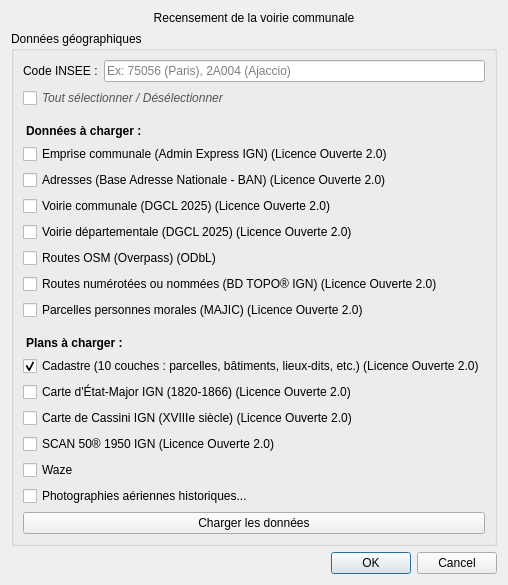
First picture: the form in chemins_ruraux_dialog_base.ui, repository Cliath/chemins_ruraux, before the edit.
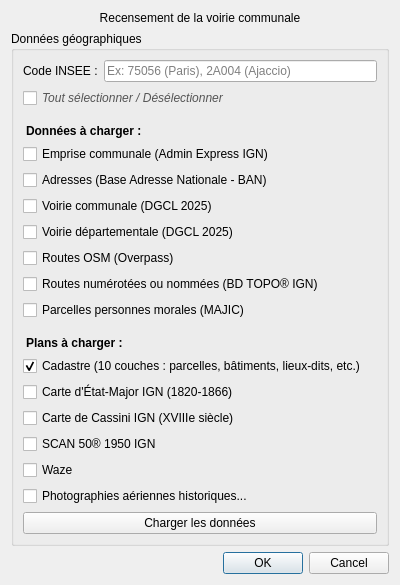
Second picture: the form after the edit.

Patch:
```diff
--- a/chemins_ruraux_dialog_base.ui
+++ b/chemins_ruraux_dialog_base.ui
@@ -77,14 +77,14 @@
       <item>
        <widget class="QCheckBox" name="chkCommune">
         <property name="text">
-         <string>Emprise communale (Admin Express IGN) (Licence Ouverte 2.0)</string>
+         <string>Emprise communale (Admin Express IGN)</string>
         </property>
        </widget>
       </item>
       <item>
        <widget class="QCheckBox" name="chkBAN">
         <property name="text">
-         <string>Adresses (Base Adresse Nationale - BAN) (Licence Ouverte 2.0)</string>
+         <string>Adresses (Base Adresse Nationale - BAN)</string>
         </property>
         <property name="toolTip">
          <string>Charge toutes les adresses de la commune (peut être lent pour les grandes villes)</string>
@@ -94,7 +94,7 @@
       <item>
        <widget class="QCheckBox" name="chkVoirie">
         <property name="text">
-         <string>Voirie communale (DGCL 2025) (Licence Ouverte 2.0)</string>
+         <string>Voirie communale (DGCL 2025)</string>
         </property>
         <property name="toolTip">
          <string>Charge le réseau de voirie communale (calcul IGN pour la DGCL)</string>
@@ -104,7 +104,7 @@
       <item>
        <widget class="QCheckBox" name="chkVoirieDep">
         <property name="text">
-         <string>Voirie départementale (DGCL 2025) (Licence Ouverte 2.0)</string>
+         <string>Voirie départementale (DGCL 2025)</string>
         </property>
         <property name="toolTip">
          <string>Charge le réseau de voirie départementale (calcul IGN pour la DGCL)</string>
@@ -114,7 +114,7 @@
     <item>
      <widget class="QCheckBox" name="chkOsmRoutes">
       <property name="text">
-      <string>Routes OSM (Overpass) (ODbL)</string>
+      <string>Routes OSM (Overpass)</string>
       </property>
       <property name="toolTip">
        <string>Télécharge les routes OSM filtrées sur la commune</string>
@@ -124,7 +124,7 @@
     <item>
      <widget class="QCheckBox" name="chkBDTopoRoutesNom">
       <property name="text">
-      <string>Routes numérotées ou nommées (BD TOPO® IGN) (Licence Ouverte 2.0)</string>
+      <string>Routes numérotées ou nommées (BD TOPO® IGN)</string>
       </property>
       <property name="toolTip">
        <string>Charge les routes numérotées ou nommées (BDTOPO_V3:route_numerotee_ou_nommee) filtrées sur l'emprise de la commune</string>
@@ -134,7 +134,7 @@
     <item>
      <widget class="QCheckBox" name="chkMajic">
       <property name="text">
-      <string>Parcelles personnes morales (MAJIC) (Licence Ouverte 2.0)</string>
+      <string>Parcelles personnes morales (MAJIC)</string>
       </property>
       <property name="toolTip">
        <string>Charge les parcelles cadastrales détenues par des personnes morales (données DGFiP via Koumoul)</string>
@@ -154,7 +154,7 @@
       <item>
        <widget class="QCheckBox" name="chkCadastre">
         <property name="text">
-         <string>Cadastre (10 couches : parcelles, bâtiments, lieux-dits, etc.) (Licence Ouverte 2.0)</string>
+         <string>Cadastre (10 couches : parcelles, bâtiments, lieux-dits, etc.)</string>
         </property>
         <property name="checked">
          <bool>true</bool>
@@ -164,7 +164,7 @@
       <item>
        <widget class="QCheckBox" name="chkScanEtatMajor">
         <property name="text">
-         <string>Carte d'État-Major IGN (1820-1866) (Licence Ouverte 2.0)</string>
+         <string>Carte d'État-Major IGN (1820-1866)</string>
         </property>
         <property name="toolTip">
          <string>Charge le scan de la carte d'État-Major (relevés entre 1820 et 1866) depuis la Géoplateforme IGN</string>
@@ -174,7 +174,7 @@
       <item>
        <widget class="QCheckBox" name="chkScanCassini">
         <property name="text">
-         <string>Carte de Cassini IGN (XVIIIe siècle) (Licence Ouverte 2.0)</string>
+         <string>Carte de Cassini IGN (XVIIIe siècle)</string>
         </property>
         <property name="toolTip">
          <string>Charge le scan de la carte de Cassini (première carte de France au 1/86400e, XVIIIe siècle) depuis la Géoplateforme IGN</string>
@@ -184,7 +184,7 @@
       <item>
        <widget class="QCheckBox" name="chkScan50_1950">
         <property name="text">
-         <string>SCAN 50® 1950 IGN (Licence Ouverte 2.0)</string>
+         <string>SCAN 50® 1950 IGN</string>
         </property>
         <property name="toolTip">
          <string>Charge le SCAN 50 de 1950 depuis la Géoplateforme IGN</string>
```
